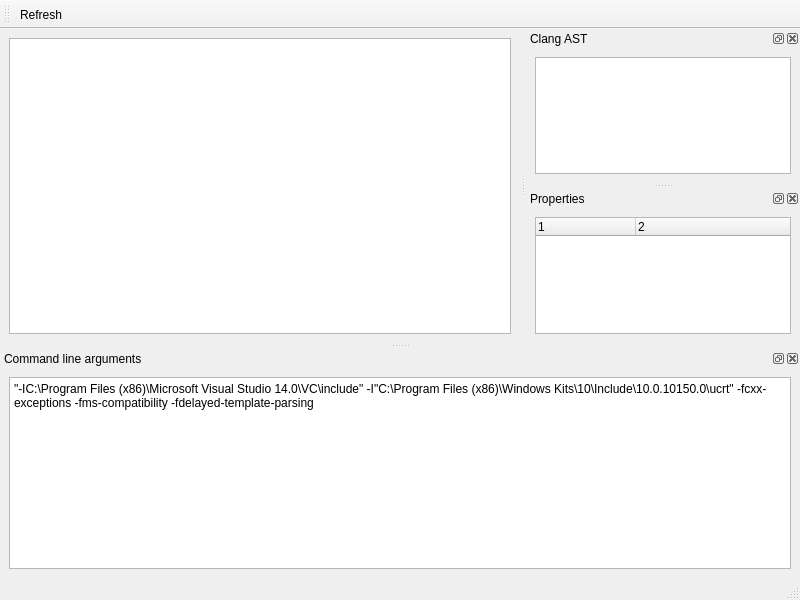
The window that MainWindow.ui (CAST-projects/Clang-ast-viewer) describes before a commit, drawn with Qt 5.
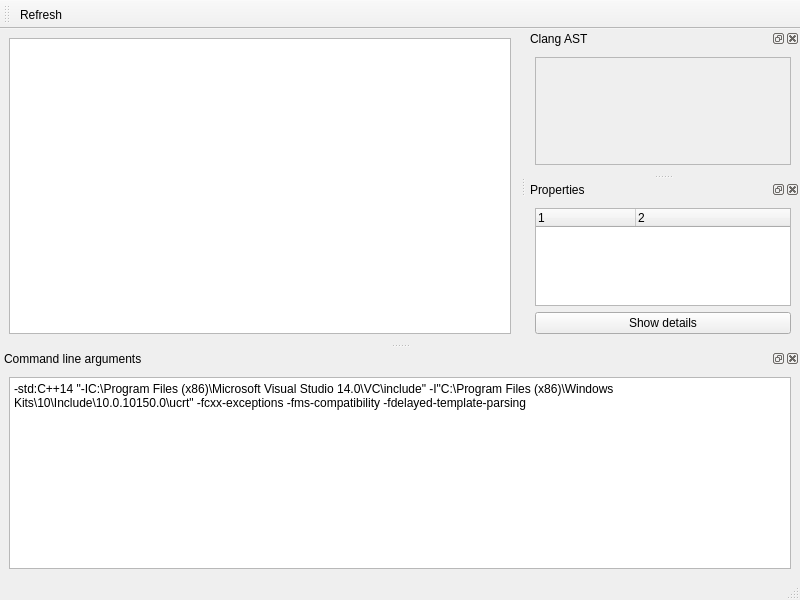
The same window after the commit.

The edit to the form file:
```diff
--- a/MainWindow.ui
+++ b/MainWindow.ui
@@ -56,6 +56,9 @@
     <layout class="QGridLayout" name="gridLayout_2">
      <item row="0" column="0">
       <widget class="QTreeView" name="astTreeView">
+       <property name="enabled">
+        <bool>false</bool>
+       </property>
        <property name="styleSheet">
         <string notr="true">QTreeView::item:selected { color:white; background:rgb(170, 85, 255); }</string>
        </property>
@@ -94,7 +97,7 @@
      <item row="0" column="0">
       <widget class="QPlainTextEdit" name="commandLineArgs">
        <property name="plainText">
-        <string>&quot;-IC:\Program Files (x86)\Microsoft Visual Studio 14.0\VC\include&quot; -I&quot;C:\Program Files (x86)\Windows Kits\10\Include\10.0.10150.0\ucrt&quot; -fcxx-exceptions -fms-compatibility -fdelayed-template-parsing</string>
+        <string>-std:C++14 &quot;-IC:\Program Files (x86)\Microsoft Visual Studio 14.0\VC\include&quot; -I&quot;C:\Program Files (x86)\Windows Kits\10\Include\10.0.10150.0\ucrt&quot; -fcxx-exceptions -fms-compatibility -fdelayed-template-parsing</string>
        </property>
       </widget>
      </item>
@@ -127,6 +130,13 @@
        </column>
       </widget>
      </item>
+     <item row="1" column="0">
+      <widget class="QPushButton" name="showDetails">
+       <property name="text">
+        <string>Show details</string>
+       </property>
+      </widget>
+     </item>
     </layout>
    </widget>
   </widget>
```
Left out of the diff: 2 changed lines with no effect on the pictures.
